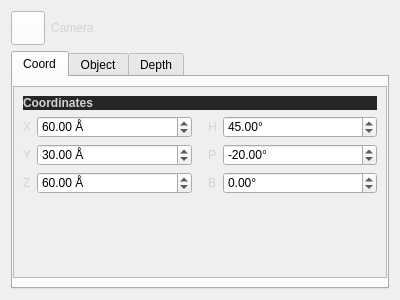
Old version of the form QChromosome/camerasettings.ui in the repository Michalaq/ChromosomeVisualizer.
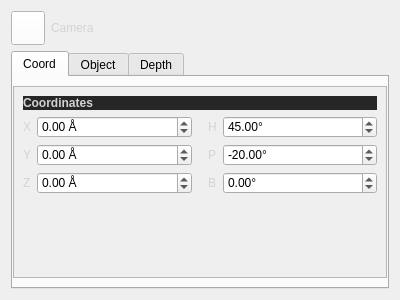
New version of the form. Icons and pictures are not drawn. Custom widgets are drawn as their Qt base class.

Commit message: Changing valuses of spinboxes

Diff of the .ui file:
```diff
--- a/QChromosome/camerasettings.ui
+++ b/QChromosome/camerasettings.ui
@@ -152,9 +152,6 @@
                  <property name="maximum">
                   <double>32767.000000000000000</double>
                  </property>
-                 <property name="value">
-                  <double>60.000000000000000</double>
-                 </property>
                 </widget>
                </item>
                <item row="1" column="1">
@@ -171,9 +168,6 @@
                  <property name="maximum">
                   <double>32767.000000000000000</double>
                  </property>
-                 <property name="value">
-                  <double>30.000000000000000</double>
-                 </property>
                 </widget>
                </item>
                <item row="2" column="1">
@@ -190,9 +184,6 @@
                  <property name="maximum">
                   <double>32767.000000000000000</double>
                  </property>
-                 <property name="value">
-                  <double>60.000000000000000</double>
-                 </property>
                 </widget>
                </item>
               </layout>
```
Left out of the diff: 6 changed lines with no effect on the pictures. The commit also changes 2 other files.
